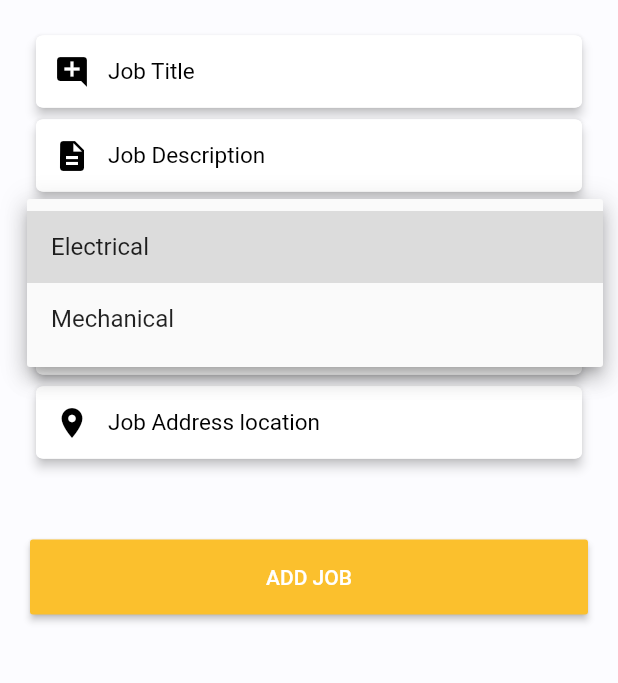
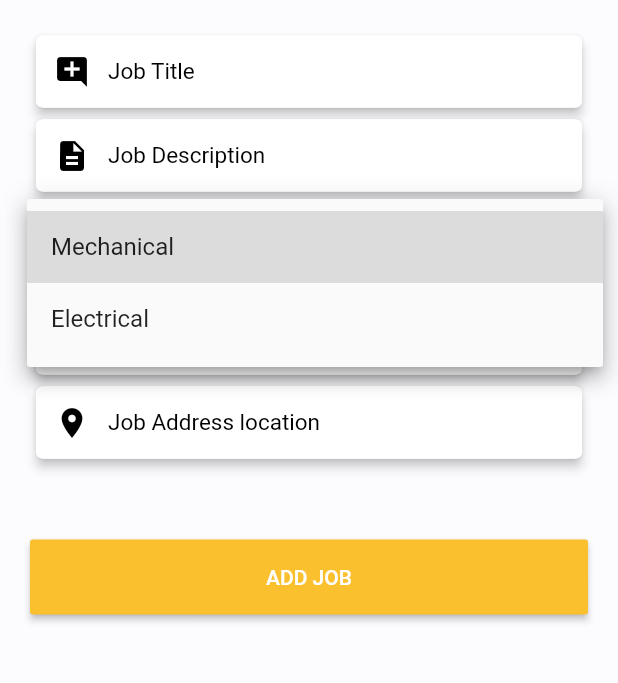
Before and after one commit to charlesarchibong/fixme, a Flutter app: the PostJob screen opened directly, after a tap on "Select Job Category", on a phone screen of 412 x 824 dp, the part 200-883 px from its top. Run offline on Flutter 3.47's test engine with Material 2 defaults, Android fonts, the phone set to English and light mode, and no system bars; our stand-ins replace carousel_slider, font_awesome_flutter, introduction_screen, shared_preferences; missing offline and left inert: flutter_statusbarcolor; accounts and stored records are empty.

Commit message:
Modified the job category to use a model with a keyValue pattern

```diff
--- /dev/null
+++ b/lib/models/job_category.dart
@@ -0,0 +1,6 @@
+class JobCategory {
+  final String title;
+  final String id;
+
+  JobCategory({this.title, this.id});
+}
--- a/lib/providers/app_provider.dart
+++ b/lib/providers/app_provider.dart
@@ -30,9 +30,9 @@ class AppProvider extends ChangeNotifier {
         SystemChrome.setEnabledSystemUIOverlays(SystemUiOverlay.values);
         SystemChrome.setSystemUIOverlayStyle(SystemUiOverlayStyle(
           statusBarColor:
-              c == "dark" ? Constants.darkPrimary : Constants.lightPrimary,
+              c == "dark" ? Constants.darkPrimary : Constants.darkPrimary,
           statusBarIconBrightness:
-              c == "dark" ? Brightness.light : Brightness.dark,
+              c == "dark" ? Brightness.light : Brightness.light,
         ));
       });
     });
--- a/lib/screens/post_job.dart
+++ b/lib/screens/post_job.dart
@@ -1,3 +1,4 @@
+import 'package:call_a_technician/models/job_category.dart';
 import 'package:call_a_technician/providers/login_form_validation.dart';
 import 'package:call_a_technician/providers/post_job_provider.dart';
 import 'package:call_a_technician/util/const.dart';
@@ -10,7 +11,11 @@ class PostJob extends StatefulWidget {
   _PostJobState createState() => _PostJobState();
 }
 
-var jobCategory;
+JobCategory jobCategory;
+List<JobCategory> jobCategories = <JobCategory>[
+  JobCategory(id: '1', title: 'Mechanical'),
+  JobCategory(id: '2', title: 'Electrical')
+];
 
 class _PostJobState extends State<PostJob> {
   @override
@@ -157,7 +162,7 @@ class _PostJobState extends State<PostJob> {
                         Radius.circular(5.0),
                       ),
                     ),
-                    child: DropdownButton<String>(
+                    child: DropdownButton<JobCategory>(
                       value: jobCategory,
                       hint: Text(
                         'Select Job Category',
@@ -168,17 +173,17 @@ class _PostJobState extends State<PostJob> {
                       isExpanded: true,
                       underline: SizedBox(),
                       icon: Icon(Icons.arrow_downward, color: Colors.black),
-                      items: <String>['Electrical', 'Mechanical']
-                          .map((String value) {
-                        return DropdownMenuItem<String>(
+                      items: jobCategories.map((JobCategory value) {
+                        return DropdownMenuItem<JobCategory>(
                           value: value,
-                          child: Text(value),
+                          child: Text(value.title),
                         );
                       }).toList(),
-                      onChanged: (String newValue) {
+                      onChanged: (JobCategory newValue) {
                         setState(() {
                           jobCategory = newValue;
                         });
+                        // print(jobCategory.id);
                       },
                     )),
               ),
```
